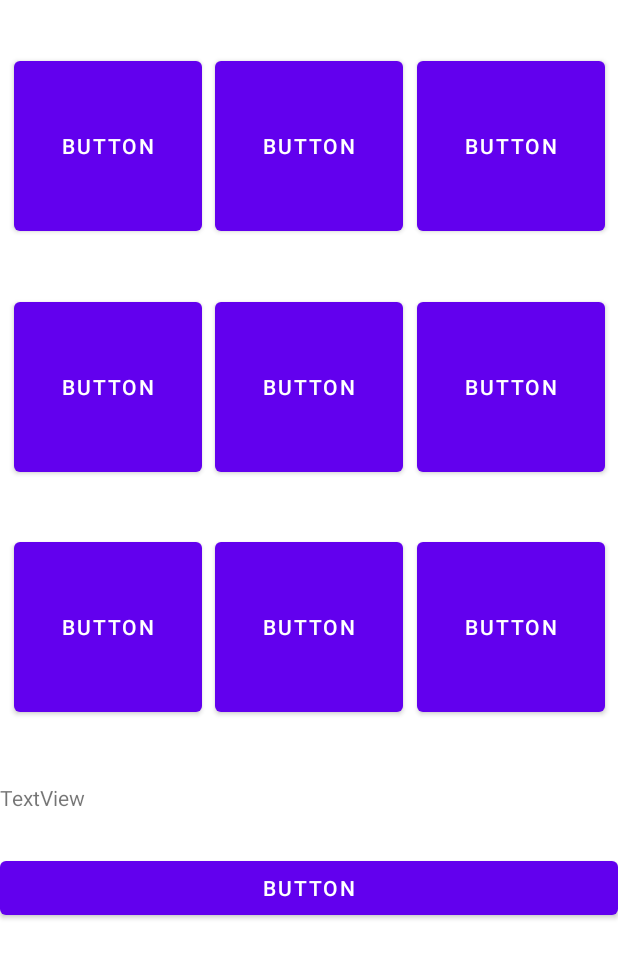
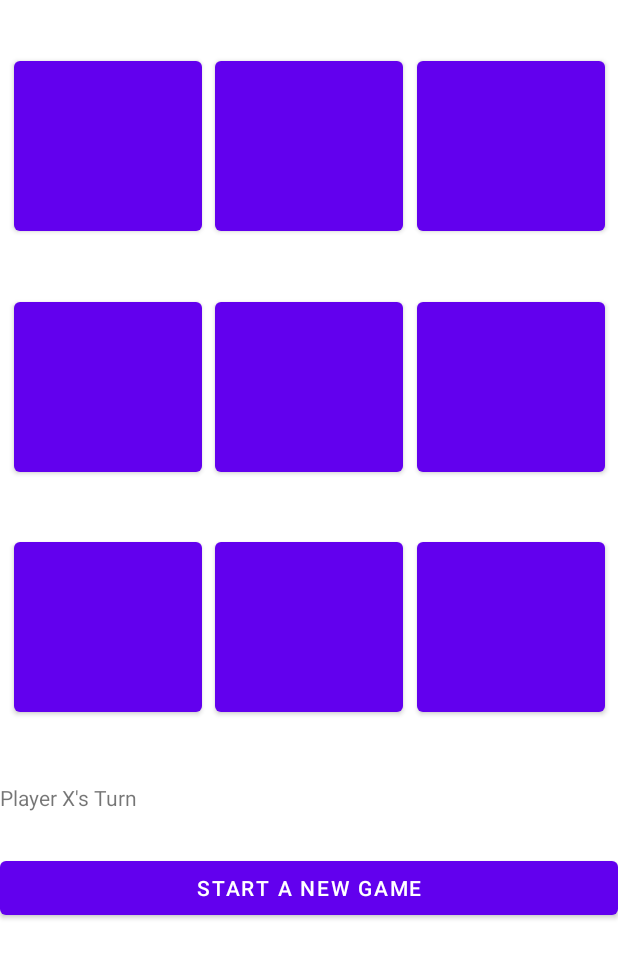
Before and after one commit to DOOMNOTRON/TicTacToe, an Android app: the MainActivity screen opened directly, with no data from a screen before it, on a phone screen of 412 x 824 dp. Shown: the top 958 px of the screen. Run offline under Robolectric (Android 15) with nearby library versions, the phone set to English and light mode, and no system bars.

Commit message:
Added function layout for new game and function layout for gameBtnClick

```diff
--- a/app/src/main/java/com/example/tictactoe/MainActivity.kt
+++ b/app/src/main/java/com/example/tictactoe/MainActivity.kt
@@ -2,10 +2,59 @@ package com.example.tictactoe
 
 import androidx.appcompat.app.AppCompatActivity
 import android.os.Bundle
+import android.widget.Button
+import android.widget.TextView
 
 class MainActivity : AppCompatActivity() {
     override fun onCreate(savedInstanceState: Bundle?) {
         super.onCreate(savedInstanceState)
         setContentView(R.layout.activity_main)
+
+        val first = findViewById<TextView>(R.id.textView10)
+
+        // get button using the id
+        val button01 = findViewById<Button>(R.id.button)
+
+        val button02 = findViewById<Button>(R.id.button2)
+
+        val button03 = findViewById<Button>(R.id.button3)
+
+        val button04 = findViewById<Button>(R.id.button4)
+
+        val button05 = findViewById<Button>(R.id.button6)
+
+        val button06 = findViewById<Button>(R.id.button7)
+
+        val button07 = findViewById<Button>(R.id.button5)
+
+        val button08 = findViewById<Button>(R.id.button8)
+
+        val button09 = findViewById<Button>(R.id.button9)
+
+
+        fun NewGame() {
+            // resets player X to first player
+            first.text = "Player X's Turn"
+
+            // reset all X/O buttons to blank
+
+            // make all buttons clickable again
+        }
+
+        fun gameBtnClick() {
+            // determine what player clicked
+
+            // add the correct symbol. X or O
+
+            // make selected button un clickable
+
+            // change player
+            if (first.text == "Player X's Turn") {
+                first.text = "Player O's Turn"
+            }
+            else {
+                first.text == "Player X's Turn"
+            }
+        }
     }
 }
--- a/app/src/main/res/layout/activity_main.xml
+++ b/app/src/main/res/layout/activity_main.xml
@@ -17,7 +17,7 @@
         android:id="@+id/button"
         android:layout_width="125dp"
         android:layout_height="125dp"
-        android:text="Button"
+        android:text=""
         app:layout_constraintBottom_toTopOf="@+id/button4"
         app:layout_constraintEnd_toStartOf="@+id/button2"
         app:layout_constraintHorizontal_bias="0.5"
@@ -28,7 +28,7 @@
         android:id="@+id/button4"
         android:layout_width="125dp"
         android:layout_height="125dp"
-        android:text="Button"
+        android:text=""
         app:layout_constraintBottom_toTopOf="@+id/button5"
         app:layout_constraintEnd_toStartOf="@+id/button6"
         app:layout_constraintHorizontal_bias="0.5"
@@ -39,7 +39,7 @@
         android:id="@+id/button6"
         android:layout_width="125dp"
         android:layout_height="125dp"
-        android:text="Button"
+        android:text=""
         app:layout_constraintEnd_toStartOf="@+id/button7"
         app:layout_constraintHorizontal_bias="0.5"
         app:layout_constraintStart_toEndOf="@+id/button4"
@@ -49,7 +49,7 @@
         android:id="@+id/button7"
         android:layout_width="125dp"
         android:layout_height="125dp"
-        android:text="Button"
+        android:text=""
         app:layout_constraintEnd_toEndOf="parent"
         app:layout_constraintHorizontal_bias="0.5"
         app:layout_constraintStart_toEndOf="@+id/button6"
@@ -59,7 +59,7 @@
         android:id="@+id/button9"
         android:layout_width="125dp"
         android:layout_height="125dp"
-        android:text="Button"
+        android:text=""
         app:layout_constraintEnd_toEndOf="parent"
         app:layout_constraintHorizontal_bias="0.5"
         app:layout_constraintStart_toEndOf="@+id/button8"
@@ -69,7 +69,7 @@
         android:id="@+id/button5"
         android:layout_width="125dp"
         android:layout_height="125dp"
-        android:text="Button"
+        android:text=""
         app:layout_constraintBottom_toTopOf="@+id/guideline2"
         app:layout_constraintEnd_toStartOf="@+id/button8"
         app:layout_constraintHorizontal_bias="0.5"
@@ -80,7 +80,7 @@
         android:id="@+id/button8"
         android:layout_width="125dp"
         android:layout_height="125dp"
-        android:text="Button"
+        android:text=""
         app:layout_constraintEnd_toStartOf="@+id/button9"
         app:layout_constraintHorizontal_bias="0.5"
         app:layout_constraintStart_toEndOf="@+id/button5"
@@ -90,7 +90,7 @@
         android:id="@+id/button2"
         android:layout_width="125dp"
         android:layout_height="125dp"
-        android:text="Button"
+        android:text=""
         app:layout_constraintEnd_toStartOf="@+id/button3"
         app:layout_constraintHorizontal_bias="0.5"
         app:layout_constraintStart_toEndOf="@+id/button"
@@ -100,7 +100,7 @@
         android:id="@+id/button3"
         android:layout_width="125dp"
         android:layout_height="125dp"
-        android:text="Button"
+        android:text=""
         app:layout_constraintEnd_toEndOf="parent"
         app:layout_constraintHorizontal_bias="0.5"
         app:layout_constraintStart_toEndOf="@+id/button2"
@@ -111,7 +111,7 @@
         android:layout_width="0dp"
         android:layout_height="wrap_content"
         android:layout_marginBottom="208dp"
-        android:text="Button"
+        android:text="Start a New Game"
         app:layout_constraintBottom_toBottomOf="parent"
         app:layout_constraintEnd_toEndOf="parent"
         app:layout_constraintHorizontal_bias="0.0"
@@ -121,7 +121,8 @@
         android:id="@+id/textView10"
         android:layout_width="0dp"
         android:layout_height="wrap_content"
-        android:text="TextView"
+        android:textAlignment="center"
+        android:text="Player X's Turn"
         app:layout_constraintBottom_toTopOf="@+id/button10"
         app:layout_constraintEnd_toEndOf="parent"
         app:layout_constraintHorizontal_bias="0.0"
```
